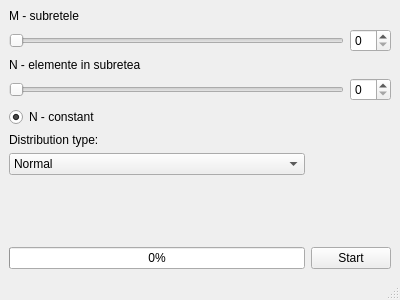
Old version of the form user_interface.ui in the repository CatalinPlesu/networks_fiability.
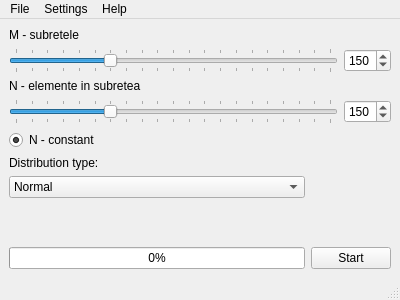
New version of the form.

The edit to the form file:
```diff
--- a/user_interface.ui
+++ b/user_interface.ui
@@ -49,9 +49,21 @@
      <layout class="QGridLayout" name="gridLayout_2">
       <item row="1" column="0">
        <widget class="QSlider" name="slider_n">
+        <property name="maximum">
+         <number>500</number>
+        </property>
+        <property name="value">
+         <number>150</number>
+        </property>
         <property name="orientation">
          <enum>Qt::Horizontal</enum>
         </property>
+        <property name="tickPosition">
+         <enum>QSlider::TicksBothSides</enum>
+        </property>
+        <property name="tickInterval">
+         <number>25</number>
+        </property>
        </widget>
       </item>
       <item row="0" column="0">
@@ -65,7 +77,14 @@
        </widget>
       </item>
       <item row="1" column="1">
-       <widget class="QSpinBox" name="spinBox_n"/>
+       <widget class="QSpinBox" name="spinBox_n">
+        <property name="maximum">
+         <number>500</number>
+        </property>
+        <property name="value">
+         <number>150</number>
+        </property>
+       </widget>
       </item>
      </layout>
     </item>
@@ -83,9 +102,21 @@
       </item>
       <item row="1" column="0">
        <widget class="QSlider" name="slider_m">
+        <property name="maximum">
+         <number>500</number>
+        </property>
+        <property name="value">
+         <number>150</number>
+        </property>
         <property name="orientation">
          <enum>Qt::Horizontal</enum>
         </property>
+        <property name="tickPosition">
+         <enum>QSlider::TicksBothSides</enum>
+        </property>
+        <property name="tickInterval">
+         <number>25</number>
+        </property>
        </widget>
       </item>
       <item row="1" column="1">
@@ -93,6 +124,12 @@
         <property name="suffix">
          <string/>
         </property>
+        <property name="maximum">
+         <number>500</number>
+        </property>
+        <property name="value">
+         <number>150</number>
+        </property>
        </widget>
       </item>
      </layout>
@@ -145,6 +182,28 @@
      <height>21</height>
     </rect>
    </property>
+   <widget class="QMenu" name="menuFile">
+    <property name="title">
+     <string>File</string>
+    </property>
+    <addaction name="actionOpen_output_dir"/>
+    <addaction name="actionImport_example"/>
+   </widget>
+   <widget class="QMenu" name="menuHelp">
+    <property name="title">
+     <string>Help</string>
+    </property>
+    <addaction name="actionAbout"/>
+   </widget>
+   <widget class="QMenu" name="menuSettings">
+    <property name="title">
+     <string>Settings</string>
+    </property>
+    <addaction name="actionClean_output_dir"/>
+   </widget>
+   <addaction name="menuFile"/>
+   <addaction name="menuSettings"/>
+   <addaction name="menuHelp"/>
   </widget>
   <widget class="QStatusBar" name="statusbar"/>
   <action name="actionOpen">
```
Left out of the diff: 20 changed lines with no effect on the pictures.
